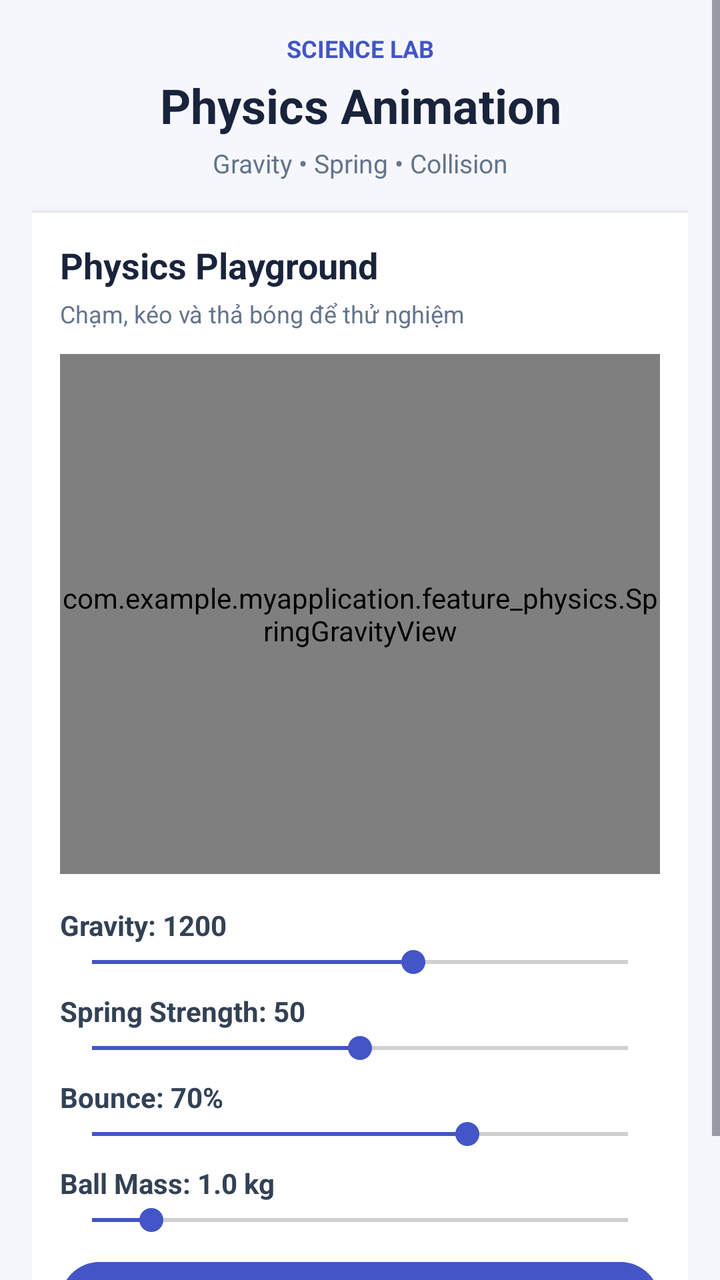
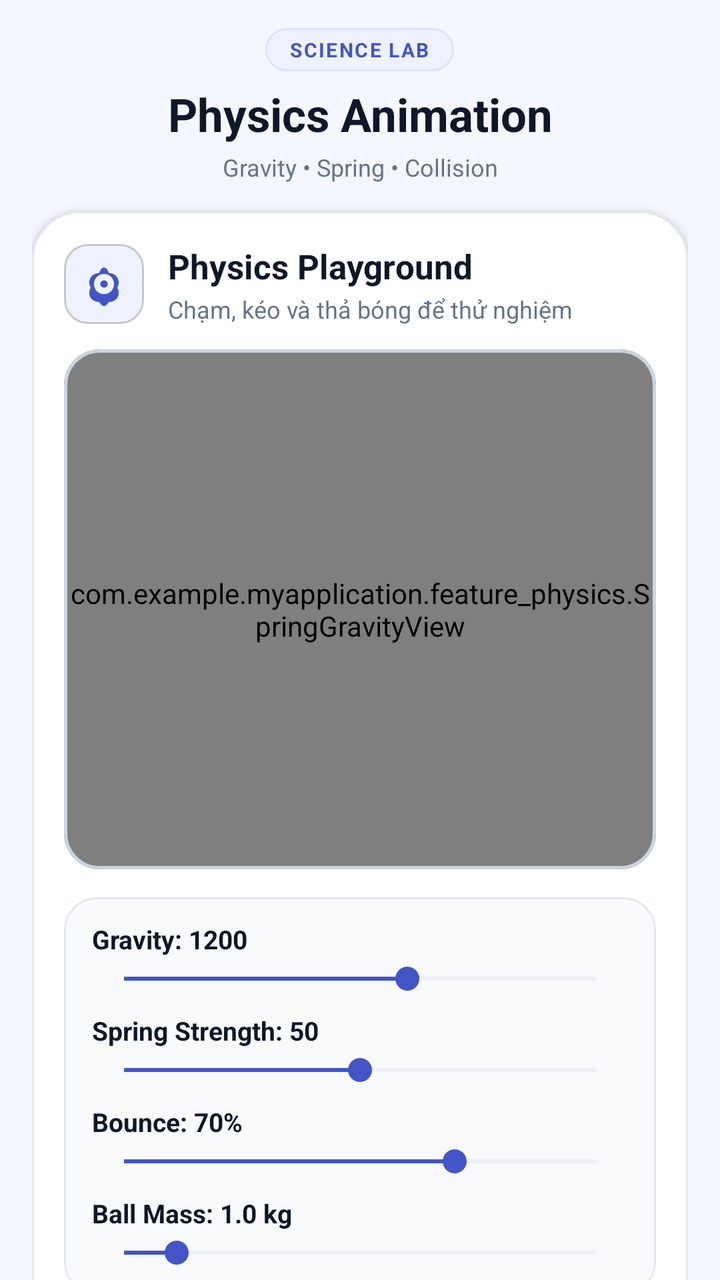

An Android layout rendered at two revisions. The XML below is the earlier revision; the diff shows what the commit changed to produce the second picture.
<!-- AndroidManifest.xml: application theme Theme.MyApplication -->
<!-- res/layout/fragment_physics.xml -->
<?xml version="1.0" encoding="utf-8"?>
<ScrollView
    xmlns:android="http://schemas.android.com/apk/res/android"
    android:layout_width="match_parent"
    android:layout_height="match_parent"
    android:background="#F5F7FC"
    android:fillViewport="true"
    android:clipToPadding="false">

    <LinearLayout
        android:layout_width="match_parent"
        android:layout_height="wrap_content"
        android:orientation="vertical"
        android:paddingLeft="16dp"
        android:paddingRight="16dp"
        android:paddingTop="16dp"
        android:paddingBottom="32dp">

        
        <TextView
            android:layout_width="match_parent"
            android:layout_height="wrap_content"
            android:gravity="center"
            android:text="@string/title_science_lab"
            android:textColor="#4355C7"
            android:textSize="12sp"
            android:textStyle="bold"/>

        <TextView
            android:layout_width="match_parent"
            android:layout_height="wrap_content"
            android:layout_marginTop="4dp"
            android:gravity="center"
            android:text="@string/subtitle_physics"
            android:textColor="#19243C"
            android:textSize="24sp"
            android:textStyle="bold"/>

        <TextView
            android:layout_width="match_parent"
            android:layout_height="wrap_content"
            android:layout_marginTop="4dp"
            android:layout_marginBottom="16dp"
            android:gravity="center"
            android:text="@string/tag_physics_features"
            android:textColor="#64748B"
            android:textSize="13sp"/>

        
        <LinearLayout
            android:layout_width="match_parent"
            android:layout_height="wrap_content"
            android:orientation="vertical"
            android:padding="14dp"
            android:background="#FFFFFF"
            android:elevation="3dp">

            <TextView
                android:layout_width="match_parent"
                android:layout_height="wrap_content"
                android:text="@string/physics_playground_title"
                android:textColor="#19243C"
                android:textSize="18sp"
                android:textStyle="bold"/>

            <TextView
                android:layout_width="match_parent"
                android:layout_height="wrap_content"
                android:layout_marginTop="4dp"
                android:layout_marginBottom="12dp"
                android:text="@string/physics_playground_desc"
                android:textColor="#64748B"
                android:textSize="12sp"/>

            
            <FrameLayout
                android:layout_width="match_parent"
                android:layout_height="260dp"
                android:background="#EAF3FF"
                android:clipChildren="true"
                android:clipToPadding="true">

                <com.example.myapplication.feature_physics.SpringGravityView
                    android:id="@+id/springGravityView"
                    android:layout_width="match_parent"
                    android:layout_height="match_parent"
                    android:background="#EAF3FF"/>

            </FrameLayout>

            
            <TextView
                android:id="@+id/txtGravity"
                android:layout_width="match_parent"
                android:layout_height="wrap_content"
                android:layout_marginTop="16dp"
                android:text="@string/lbl_gravity_default"
                android:textColor="#334155"
                android:textSize="14sp"
                android:textStyle="bold"/>

            <SeekBar
                android:id="@+id/seekGravity"
                android:layout_width="match_parent"
                android:layout_height="wrap_content"
                android:max="2000"
                android:progress="1200"
                android:progressTint="#4355C7"
                android:thumbTint="#4355C7"/>

            
            <TextView
                android:id="@+id/txtSpring"
                android:layout_width="match_parent"
                android:layout_height="wrap_content"
                android:layout_marginTop="6dp"
                android:text="@string/lbl_spring_default"
                android:textColor="#334155"
                android:textSize="14sp"
                android:textStyle="bold"/>

            <SeekBar
                android:id="@+id/seekSpring"
                android:layout_width="match_parent"
                android:layout_height="wrap_content"
                android:max="100"
                android:progress="50"
                android:progressTint="#4355C7"
                android:thumbTint="#4355C7"/>

            
            <TextView
                android:id="@+id/txtBounce"
                android:layout_width="match_parent"
                android:layout_height="wrap_content"
                android:layout_marginTop="6dp"
                android:text="@string/lbl_bounce_default"
                android:textColor="#334155"
                android:textSize="14sp"
                android:textStyle="bold"/>

            <SeekBar
                android:id="@+id/seekBounce"
                android:layout_width="match_parent"
                android:layout_height="wrap_content"
                android:max="100"
                android:progress="70"
                android:progressTint="#4355C7"
                android:thumbTint="#4355C7"/>

            
            <TextView
                android:id="@+id/txtMass"
                android:layout_width="match_parent"
                android:layout_height="wrap_content"
                android:layout_marginTop="6dp"
                android:text="@string/lbl_mass_default"
                android:textColor="#334155"
                android:textSize="14sp"
                android:textStyle="bold"/>

            <SeekBar
                android:id="@+id/seekMass"
                android:layout_width="match_parent"
                android:layout_height="wrap_content"
                android:max="45"
                android:progress="5"
                android:progressTint="#4355C7"
                android:thumbTint="#4355C7"/>

            
            <Button
                android:id="@+id/btnReset"
                android:layout_width="match_parent"
                android:layout_height="wrap_content"
                android:layout_marginTop="8dp"
                android:text="@string/btn_reset_ball"
                android:textColor="#FFFFFF"
                android:backgroundTint="#4355C7"/>

        </LinearLayout>

    </LinearLayout>

</ScrollView>
<!-- resources referenced by this layout -->
<resources>
  <string name="btn_reset_ball">RESET BALL</string>
  <string name="lbl_bounce_default">Bounce: 70%</string>
  <string name="lbl_gravity_default">Gravity: 1200</string>
  <string name="lbl_mass_default">Ball Mass: 1.0 kg</string>
  <string name="lbl_spring_default">Spring Strength: 50</string>
  <string name="physics_playground_desc">Chạm, kéo và thả bóng để thử nghiệm</string>
  <string name="physics_playground_title">Physics Playground</string>
  <string name="subtitle_physics">Physics Animation</string>
  <string name="tag_physics_features">Gravity  •  Spring  •  Collision</string>
  <string name="title_science_lab">SCIENCE LAB</string>
  <style name="Base.Theme.MyApplication" parent="Theme.Material3.DayNight.NoActionBar">
          
          
      </style>
  <!-- unchanged entries left out for length: 1 -->
</resources>

<!-- the commit's change to res/layout/fragment_physics.xml (unified diff, before → after) -->
@@ -1,184 +1,267 @@
 <?xml version="1.0" encoding="utf-8"?>
-<ScrollView
-    xmlns:android="http://schemas.android.com/apk/res/android"
+<ScrollView xmlns:android="http://schemas.android.com/apk/res/android"
+    xmlns:app="http://schemas.android.com/apk/res-auto"
     android:layout_width="match_parent"
     android:layout_height="match_parent"
-    android:background="#F5F7FC"
+    android:background="@color/lab_bg"
+    android:clipToPadding="false"
     android:fillViewport="true"
-    android:clipToPadding="false">
+    android:scrollbars="none">
 
     <LinearLayout
         android:layout_width="match_parent"
         android:layout_height="wrap_content"
         android:orientation="vertical"
-        android:paddingLeft="16dp"
-        android:paddingRight="16dp"
-        android:paddingTop="16dp"
-        android:paddingBottom="32dp">
-
-        
-        <TextView
-            android:layout_width="match_parent"
-            android:layout_height="wrap_content"
-            android:gravity="center"
-            android:text="@string/title_science_lab"
-            android:textColor="#4355C7"
-            android:textSize="12sp"
-            android:textStyle="bold"/>
-
-        <TextView
-            android:layout_width="match_parent"
-            android:layout_height="wrap_content"
-            android:layout_marginTop="4dp"
-            android:gravity="center"
-            android:text="@string/subtitle_physics"
-            android:textColor="#19243C"
-            android:textSize="24sp"
-            android:textStyle="bold"/>
-
-        <TextView
-            android:layout_width="match_parent"
-            android:layout_height="wrap_content"
-            android:layout_marginTop="4dp"
-            android:layout_marginBottom="16dp"
-            android:gravity="center"
-            android:text="@string/tag_physics_features"
-            android:textColor="#64748B"
-            android:textSize="13sp"/>
+        android:paddingHorizontal="16dp"
+        android:paddingTop="14dp"
+        android:paddingBottom="28dp">
 
         
         <LinearLayout
             android:layout_width="match_parent"
             android:layout_height="wrap_content"
+            android:gravity="center"
             android:orientation="vertical"
-            android:padding="14dp"
-            android:background="#FFFFFF"
-            android:elevation="3dp">
+            android:paddingBottom="14dp">
+
+            <TextView
+                android:layout_width="wrap_content"
+                android:layout_height="wrap_content"
+                android:background="@drawable/bg_badge_indigo"
+                android:letterSpacing="0.08"
+                android:paddingHorizontal="12dp"
+                android:paddingVertical="4dp"
+                android:text="@string/title_science_lab"
+                android:textColor="@color/lab_primary"
+                android:textSize="10sp"
+                android:textStyle="bold" />
 
             <TextView
                 android:layout_width="match_parent"
                 android:layout_height="wrap_content"
-                android:text="@string/physics_playground_title"
-                android:textColor="#19243C"
-                android:textSize="18sp"
-                android:textStyle="bold"/>
+                android:layout_marginTop="6dp"
+                android:gravity="center"
+                android:text="@string/subtitle_physics"
+                android:textColor="@color/lab_text_primary"
+                android:textSize="23sp"
+                android:textStyle="bold" />
 
             <TextView
                 android:layout_width="match_parent"
                 android:layout_height="wrap_content"
-                android:layout_marginTop="4dp"
-                android:layout_marginBottom="12dp"
-                android:text="@string/physics_playground_desc"
-                android:textColor="#64748B"
-                android:textSize="12sp"/>
-
-            
-            <FrameLayout
+                android:layout_marginTop="3dp"
+                android:gravity="center"
+                android:text="@string/tag_physics_features"
+                android:textColor="@color/lab_text_muted"
+                android:textSize="12sp" />
+
+        </LinearLayout>
+
+        
+        <com.google.android.material.card.MaterialCardView
+            android:layout_width="match_parent"
+            android:layout_height="wrap_content"
+            app:cardBackgroundColor="@color/lab_surface"
+            app:cardCornerRadius="24dp"
+            app:cardElevation="3dp"
+            app:strokeColor="@color/lab_border"
+            app:strokeWidth="1dp">
+
+            <LinearLayout
                 android:layout_width="match_parent"
-                android:layout_height="260dp"
-                android:background="#EAF3FF"
-                android:clipChildren="true"
-                android:clipToPadding="true">
-
-                <com.example.myapplication.feature_physics.SpringGravityView
-                    android:id="@+id/springGravityView"
-                    android:layout_width="match_parent"
-                    android:layout_height="match_parent"
-                    android:background="#EAF3FF"/>
-
-            </FrameLayout>
-
-            
-            <TextView
-                android:id="@+id/txtGravity"
-                android:layout_width="match_parent"
-                android:layout_height="wrap_content"
-                android:layout_marginTop="16dp"
-                android:text="@string/lbl_gravity_default"
-                android:textColor="#334155"
-                android:textSize="14sp"
-                android:textStyle="bold"/>
-
-            <SeekBar
-                android:id="@+id/seekGravity"
-                android:layout_width="match_parent"
-                android:layout_height="wrap_content"
-                android:max="2000"
-                android:progress="1200"
-                android:progressTint="#4355C7"
-                android:thumbTint="#4355C7"/>
-
-            
-            <TextView
-                android:id="@+id/txtSpring"
-                android:layout_width="match_parent"
-                android:layout_height="wrap_content"
-                android:layout_marginTop="6dp"
-                android:text="@string/lbl_spring_default"
-                android:textColor="#334155"
-                android:textSize="14sp"
-                android:textStyle="bold"/>
-
-            <SeekBar
-                android:id="@+id/seekSpring"
-                android:layout_width="match_parent"
-                android:layout_height="wrap_content"
-                android:max="100"
-                android:progress="50"
-                android:progressTint="#4355C7"
-                android:thumbTint="#4355C7"/>
-
-            
-            <TextView
-                android:id="@+id/txtBounce"
-                android:layout_width="match_parent"
-                android:layout_height="wrap_content"
-                android:layout_marginTop="6dp"
-                android:text="@string/lbl_bounce_default"
-                android:textColor="#334155"
-                android:textSize="14sp"
-                android:textStyle="bold"/>
-
-            <SeekBar
-                android:id="@+id/seekBounce"
-                android:layout_width="match_parent"
-                android:layout_height="wrap_content"
-                android:max="100"
-                android:progress="70"
-                android:progressTint="#4355C7"
-                android:thumbTint="#4355C7"/>
-
-            
-            <TextView
-                android:id="@+id/txtMass"
-                android:layout_width="match_parent"
-                android:layout_height="wrap_content"
-                android:layout_marginTop="6dp"
-                android:text="@string/lbl_mass_default"
-                android:textColor="#334155"
-                android:textSize="14sp"
-                android:textStyle="bold"/>
-
-            <SeekBar
-                android:id="@+id/seekMass"
-                android:layout_width="match_parent"
-                android:layout_height="wrap_content"
-                android:max="45"
-                android:progress="5"
-                android:progressTint="#4355C7"
-                android:thumbTint="#4355C7"/>
-
-            
-            <Button
-                android:id="@+id/btnReset"
-                android:layout_width="match_parent"
-                android:layout_height="wrap_content"
-                android:layout_marginTop="8dp"
-                android:text="@string/btn_reset_ball"
-                android:textColor="#FFFFFF"
-                android:backgroundTint="#4355C7"/>
-
-        </LinearLayout>
+                android:layout_height="wrap_content"
+                android:orientation="vertical"
+                android:padding="16dp">
+
+                
+                <LinearLayout
+                    android:layout_width="match_parent"
+                    android:layout_height="wrap_content"
+                    android:layout_marginBottom="12dp"
+                    android:gravity="center_vertical"
+                    android:orientation="horizontal">
+
+                    <com.google.android.material.card.MaterialCardView
+                        android:layout_width="40dp"
+                        android:layout_height="40dp"
+                        app:cardBackgroundColor="@color/lab_primary_light"
+                        app:cardCornerRadius="12dp"
+                        app:cardElevation="0dp">
+
+                        <ImageView
+                            android:layout_width="22dp"
+                            android:layout_height="22dp"
+                            android:layout_gravity="center"
+                            android:importantForAccessibility="no"
+                            android:src="@drawable/ic_nav_physics"
+                            app:tint="@color/lab_primary" />
+
+                    </com.google.android.material.card.MaterialCardView>
+
+                    <LinearLayout
+                        android:layout_width="0dp"
+                        android:layout_height="wrap_content"
+                        android:layout_weight="1"
+                        android:orientation="vertical"
+                        android:paddingStart="12dp">
+
+                        <TextView
+                            android:layout_width="match_parent"
+                            android:layout_height="wrap_content"
+                            android:text="@string/physics_playground_title"
+                            android:textColor="@color/lab_text_primary"
+                            android:textSize="17sp"
+                            android:textStyle="bold" />
+
+                        <TextView
+                            android:layout_width="match_parent"
+                            android:layout_height="wrap_content"
+                            android:layout_marginTop="2dp"
+                            android:text="@string/physics_playground_desc"
+                            android:textColor="@color/lab_text_muted"
+                            android:textSize="12sp" />
+
+                    </LinearLayout>
+
+                </LinearLayout>
+
+                
+                <com.google.android.material.card.MaterialCardView
+                    android:layout_width="match_parent"
+                    android:layout_height="260dp"
+                    app:cardBackgroundColor="#EAF3FF"
+                    app:cardCornerRadius="18dp"
+                    app:cardElevation="0dp"
+                    app:strokeColor="#CBD5E1"
+                    app:strokeWidth="1.5dp">
+
+                    <com.example.myapplication.feature_physics.SpringGravityView
+                        android:id="@+id/springGravityView"
+                        android:layout_width="match_parent"
+                        android:layout_height="match_parent"
+                        android:background="#EAF3FF" />
+
+                </com.google.android.material.card.MaterialCardView>
+
+                
+                <LinearLayout
+                    android:layout_width="match_parent"
+                    android:layout_height="wrap_content"
+                    android:layout_marginTop="14dp"
+                    android:background="@drawable/bg_control_panel"
+                    android:orientation="vertical"
+                    android:paddingHorizontal="14dp"
+                    android:paddingVertical="12dp">
+
+                    
+                    <TextView
+                        android:id="@+id/txtGravity"
+                        android:layout_width="match_parent"
+                        android:layout_height="wrap_content"
+                        android:text="@string/lbl_gravity_default"
+                        android:textColor="@color/lab_text_primary"
+                        android:textSize="13sp"
+                        android:textStyle="bold" />
+
+                    <SeekBar
+                        android:id="@+id/seekGravity"
+                        android:layout_width="match_parent"
+                        android:layout_height="wrap_content"
+                        android:layout_marginTop="2dp"
+                        android:max="2000"
+                        android:progress="1200"
+                        android:progressBackgroundTint="#CBD5E1"
+                        android:progressTint="@color/lab_primary"
+                        android:thumbTint="@color/lab_primary" />
+
+                    
+                    <TextView
+                        android:id="@+id/txtSpring"
+                        android:layout_width="match_parent"
+                        android:layout_height="wrap_content"
+                        android:layout_marginTop="8dp"
+                        android:text="@string/lbl_spring_default"
+                        android:textColor="@color/lab_text_primary"
+                        android:textSize="13sp"
+                        android:textStyle="bold" />
+
+                    <SeekBar
+                        android:id="@+id/seekSpring"
+                        android:layout_width="match_parent"
+                        android:layout_height="wrap_content"
+                        android:layout_marginTop="2dp"
+                        android:max="100"
+                        android:progress="50"
+                        android:progressBackgroundTint="#CBD5E1"
+                        android:progressTint="@color/lab_primary"
+                        android:thumbTint="@color/lab_primary" />
+
+                    
+                    <TextView
+                        android:id="@+id/txtBounce"
+                        android:layout_width="match_parent"
+                        android:layout_height="wrap_content"
+                        android:layout_marginTop="8dp"
+                        android:text="@string/lbl_bounce_default"
+                        android:textColor="@color/lab_text_primary"
+                        android:textSize="13sp"
+                        android:textStyle="bold" />
+
+                    <SeekBar
+                        android:id="@+id/seekBounce"
+                        android:layout_width="match_parent"
+                        android:layout_height="wrap_content"
+                        android:layout_marginTop="2dp"
+                        android:max="100"
+                        android:progress="70"
+                        android:progressBackgroundTint="#CBD5E1"
+                        android:progressTint="@color/lab_primary"
+                        android:thumbTint="@color/lab_primary" />
+
+                    
+                    <TextView
+                        android:id="@+id/txtMass"
+                        android:layout_width="match_parent"
+                        android:layout_height="wrap_content"
+                        android:layout_marginTop="8dp"
+                        android:text="@string/lbl_mass_default"
+                        android:textColor="@color/lab_text_primary"
+                        android:textSize="13sp"
+                        android:textStyle="bold" />
+
+                    <SeekBar
+                        android:id="@+id/seekMass"
+                        android:layout_width="match_parent"
+                        android:layout_height="wrap_content"
+                        android:layout_marginTop="2dp"
+                        android:max="45"
+                        android:progress="5"
+                        android:progressBackgroundTint="#CBD5E1"
+                        android:progressTint="@color/lab_primary"
+                        android:thumbTint="@color/lab_primary" />
+
+                </LinearLayout>
+
+                
+                <com.google.android.material.button.MaterialButton
+                    android:id="@+id/btnReset"
+                    android:layout_width="match_parent"
+                    android:layout_height="50dp"
+                    android:layout_marginTop="12dp"
+                    android:backgroundTint="@color/lab_primary"
+                    android:text="@string/btn_reset_ball"
+                    android:textColor="#FFFFFF"
+                    android:textSize="13sp"
+                    android:textStyle="bold"
+                    app:cornerRadius="14dp"
+                    app:icon="@drawable/ic_reset"
+                    app:iconGravity="textStart"
+                    app:iconPadding="8dp"
+                    app:iconTint="#FFFFFF" />
+
+            </LinearLayout>
+
+        </com.google.android.material.card.MaterialCardView>
 
     </LinearLayout>
 
<!-- resource entries referenced after the edit -->
@@ -1,5 +1,54 @@
 <!-- resources referenced by this layout -->
 <resources>
+  <color name="lab_bg">#F4F7FE</color>
+  <color name="lab_border">#E2E8F0</color>
+  <color name="lab_primary">#4355C7</color>
+  <color name="lab_primary_light">#EEF2FF</color>
+  <color name="lab_surface">#FFFFFF</color>
+  <color name="lab_text_muted">#64748B</color>
+  <color name="lab_text_primary">#0F172A</color>
+  <!-- drawable bg_badge_indigo (drawable) -->
+  <?xml version="1.0" encoding="utf-8"?>
+  <shape xmlns:android="http://schemas.android.com/apk/res/android"
+      android:shape="rectangle">
+      <solid android:color="#EEF2FF" />
+      <stroke
+          android:width="1dp"
+          android:color="#DDE4FF" />
+      <corners android:radius="50dp" />
+  </shape>
+  <!-- drawable bg_control_panel (drawable) -->
+  <?xml version="1.0" encoding="utf-8"?>
+  <shape xmlns:android="http://schemas.android.com/apk/res/android"
+      android:shape="rectangle">
+      <solid android:color="#F8FAFC" />
+      <stroke
+          android:width="1dp"
+          android:color="#E2E8F0" />
+      <corners android:radius="16dp" />
+  </shape>
+  <!-- drawable ic_nav_physics (drawable) -->
+  <?xml version="1.0" encoding="utf-8"?>
+  <vector xmlns:android="http://schemas.android.com/apk/res/android"
+      android:width="24dp"
+      android:height="24dp"
+      android:viewportWidth="24"
+      android:viewportHeight="24">
+      <path
+          android:fillColor="#FF000000"
+          android:pathData="M12,10c-1.1,0 -2,0.9 -2,2s0.9,2 2,2 2,-0.9 2,-2 -0.9,-2 -2,-2zM19.35,8.65c-0.96,-1.66 -2.67,-2.57 -4.69,-2.64C13.99,4.17 13.06,3 12,3s-1.99,1.17 -2.66,3.01c-2.02,0.07 -3.73,0.98 -4.69,2.64 -0.96,1.66 -0.84,3.62 0.12,5.35 -0.96,1.73 -1.08,3.69 -0.12,5.35 0.65,1.13 1.73,1.87 3.04,2.24 0.52,0.15 1.07,0.23 1.65,0.26C9.99,22.83 10.94,24 12,24s2.01,-1.17 2.66,-2.15c0.58,-0.03 1.13,-0.11 1.65,-0.26 1.31,-0.37 2.39,-1.11 3.04,-2.24 0.96,-1.66 0.84,-3.62 -0.12,-5.35 0.96,-1.73 1.08,-3.69 0.12,-5.35zM12,17.5c-3.04,0 -5.5,-2.46 -5.5,-5.5S8.96,6.5 12,6.5s5.5,2.46 5.5,5.5 -2.46,5.5 -5.5,5.5z" />
+  </vector>
+  <!-- drawable ic_reset (drawable) -->
+  <?xml version="1.0" encoding="utf-8"?>
+  <vector xmlns:android="http://schemas.android.com/apk/res/android"
+      android:width="18dp"
+      android:height="18dp"
+      android:viewportWidth="24"
+      android:viewportHeight="24">
+      <path
+          android:fillColor="#FF000000"
+          android:pathData="M17.65,6.35C16.2,4.9 14.21,4 12,4c-4.42,0 -7.99,3.58 -7.99,8s3.57,8 7.99,8c3.73,0 6.84,-2.55 7.73,-6h-2.08c-0.82,2.33 -3.04,4 -5.65,4c-3.31,0 -6,-2.69 -6,-6s2.69,-6 6,-6c1.66,0 3.14,0.69 4.22,1.78L13,11h7V4L17.65,6.35z" />
+  </vector>
   <string name="btn_reset_ball">RESET BALL</string>
   <string name="lbl_bounce_default">Bounce: 70%</string>
   <string name="lbl_gravity_default">Gravity: 1200</string>
@@ -10,10 +59,19 @@
   <string name="subtitle_physics">Physics Animation</string>
   <string name="tag_physics_features">Gravity  •  Spring  •  Collision</string>
   <string name="title_science_lab">SCIENCE LAB</string>
-  <style name="Base.Theme.MyApplication" parent="Theme.Material3.DayNight.NoActionBar">
-          
-          
+  <style name="Base.Theme.MyApplication" parent="Theme.Material3.Light.NoActionBar">
+          <item name="colorPrimary">@color/lab_primary</item>
+          <item name="colorPrimaryContainer">@color/lab_primary_light</item>
+          <item name="colorOnPrimaryContainer">@color/lab_primary</item>
+          <item name="colorSecondary">@color/lab_teal</item>
+          <item name="colorSecondaryContainer">@color/lab_teal_light</item>
+          <item name="android:windowBackground">@color/lab_bg</item>
+          <item name="android:statusBarColor">@color/lab_bg</item>
+          <item name="android:navigationBarColor">@color/lab_surface</item>
+          <item name="android:windowLightStatusBar" tools:targetApi="m">true</item>
       </style>
+  <color name="lab_teal">#0F9E91</color>
+  <color name="lab_teal_light">#E5F7F2</color>
   <!-- unchanged entries left out for length: 1 -->
 </resources>
 
